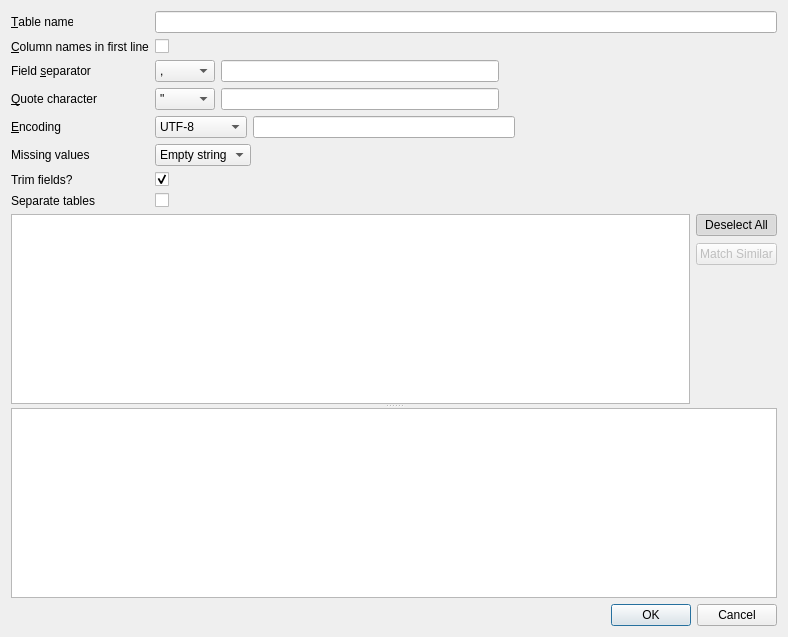
Before: the Qt Designer form src/ImportCsvDialog.ui in sqlitebrowser/sqlitebrowser, drawn with Qt 5.
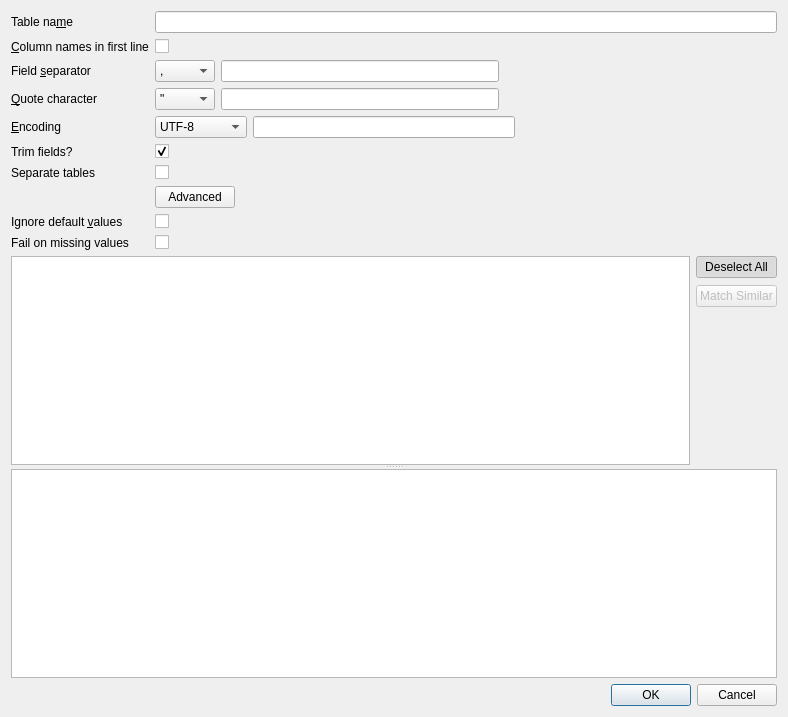
After: the same form once the commit is applied. Icons and pictures are not drawn.

Commit message:
Implement better default behaviour for CSV import
This changes the default behaviour for the CSV import to follow a set of
rules which hopefully makes most people happy.

It also add an "Advanced" section to the settings bits of the dialog to
modify this new default behaviour.

See issue #1395.

Patch:
```diff
--- a/src/ImportCsvDialog.ui
+++ b/src/ImportCsvDialog.ui
@@ -7,13 +7,13 @@
     <x>0</x>
     <y>0</y>
     <width>788</width>
-    <height>637</height>
+    <height>717</height>
    </rect>
   </property>
   <property name="windowTitle">
    <string>Import CSV file</string>
   </property>
-  <layout class="QVBoxLayout" name="verticalLayout_3">
+  <layout class="QVBoxLayout" name="verticalLayout_2">
    <item>
     <layout class="QFormLayout" name="formLayout">
      <property name="fieldGrowthPolicy">
@@ -22,7 +22,7 @@
      <item row="0" column="0">
       <widget class="QLabel" name="labelName">
        <property name="text">
-        <string>&amp;Table name</string>
+        <string>Table na&amp;me</string>
        </property>
        <property name="buddy">
         <cstring>editName</cstring>
@@ -49,7 +49,7 @@
        </property>
       </widget>
      </item>
-     <item row="3" column="0">
+     <item row="2" column="0">
       <widget class="QLabel" name="labelSeparator">
        <property name="text">
         <string>Field &amp;separator</string>
@@ -59,7 +59,7 @@
        </property>
       </widget>
      </item>
-     <item row="3" column="1">
+     <item row="2" column="1">
       <layout class="QHBoxLayout" name="horizontalLayout">
        <item>
         <widget class="QComboBox" name="comboSeparator">
@@ -112,7 +112,7 @@
        </item>
       </layout>
      </item>
-     <item row="4" column="0">
+     <item row="3" column="0">
       <widget class="QLabel" name="labelQuote">
        <property name="text">
         <string>&amp;Quote character</string>
@@ -122,7 +122,7 @@
        </property>
       </widget>
      </item>
-     <item row="4" column="1">
+     <item row="3" column="1">
       <layout class="QHBoxLayout" name="horizontalLayout_2">
        <item>
         <widget class="QComboBox" name="comboQuote">
@@ -170,7 +170,7 @@
        </item>
       </layout>
      </item>
-     <item row="5" column="0">
+     <item row="4" column="0">
       <widget class="QLabel" name="labelEncoding">
        <property name="text">
         <string>&amp;Encoding</string>
@@ -180,7 +180,7 @@
        </property>
       </widget>
      </item>
-     <item row="5" column="1">
+     <item row="4" column="1">
       <layout class="QHBoxLayout" name="horizontalLayout_3">
        <item>
         <widget class="QComboBox" name="comboEncoding">
@@ -224,52 +224,17 @@
        </item>
       </layout>
      </item>
-     <item row="6" column="0">
-      <widget class="QLabel" name="labelMissingValues">
-       <property name="text">
-        <string>Missing values</string>
-       </property>
-      </widget>
-     </item>
-     <item row="6" column="1">
-      <layout class="QHBoxLayout" name="horizontalLayout_4">
-       <item>
-        <widget class="QComboBox" name="comboMissingValues">
-         <item>
-          <property name="text">
-           <string>Empty string</string>
-          </property>
-         </item>
-         <item>
-          <property name="text">
-           <string>NULL</string>
-          </property>
-         </item>
-        </widget>
-       </item>
-       <item>
-        <spacer name="horizontalSpacer_4">
-         <property name="orientation">
-          <enum>Qt::Horizontal</enum>
-         </property>
-         <property name="sizeHint" stdset="0">
-          <size>
-           <width>40</width>
-           <height>20</height>
-          </size>
-         </property>
-        </spacer>
-       </item>
-      </layout>
-     </item>
-     <item row="7" column="0">
+     <item row="5" column="0">
       <widget class="QLabel" name="labelTrim">
        <property name="text">
         <string>Trim fields?</string>
        </property>
+       <property name="buddy">
+        <cstring>checkBoxTrimFields</cstring>
+       </property>
       </widget>
      </item>
-     <item row="7" column="1">
+     <item row="5" column="1">
       <widget class="QCheckBox" name="checkBoxTrimFields">
        <property name="text">
         <string/>
@@ -279,20 +244,71 @@
        </property>
       </widget>
      </item>
-     <item row="8" column="0">
+     <item row="6" column="0">
       <widget class="QLabel" name="separateTables">
        <property name="text">
         <string>Separate tables</string>
        </property>
+       <property name="buddy">
+        <cstring>checkBoxSeparateTables</cstring>
+       </property>
       </widget>
      </item>
-     <item row="8" column="1">
+     <item row="6" column="1">
       <widget class="QCheckBox" name="checkBoxSeparateTables">
        <property name="text">
         <string/>
        </property>
       </widget>
      </item>
+     <item row="7" column="1">
+      <widget class="QPushButton" name="buttonAdvanced">
+       <property name="text">
+        <string>Advanced</string>
+       </property>
+       <property name="icon">
+        <iconset resource="icons/icons.qrc">
+         <normaloff>:/icons/down</normaloff>:/icons/down</iconset>
+       </property>
+       <property name="checkable">
+        <bool>true</bool>
+       </property>
+      </widget>
+     </item>
+     <item row="8" column="1">
+      <widget class="QCheckBox" name="checkIgnoreDefaults">
+       <property name="toolTip">
+        <string>When importing an empty value from the CSV file into an existing table with a default value for this column, that default value is inserted. Activate this option to insert an empty value instead.</string>
+       </property>
+      </widget>
+     </item>
+     <item row="8" column="0">
+      <widget class="QLabel" name="labelIgnoreDefaults">
+       <property name="text">
+        <string>Ignore default &amp;values</string>
+       </property>
+       <property name="buddy">
+        <cstring>checkIgnoreDefaults</cstring>
+       </property>
+      </widget>
+     </item>
+     <item row="9" column="1">
+      <widget class="QCheckBox" name="checkFailOnMissing">
+       <property name="toolTip">
+        <string>Activate this option to stop the import when trying to import an empty value into a NOT NULL column without a default value.</string>
+       </property>
+      </widget>
+     </item>
+     <item row="9" column="0">
+      <widget class="QLabel" name="labelFailOnMissing">
+       <property name="text">
+        <string>Fail on missing values </string>
+       </property>
+       <property name="buddy">
+        <cstring>checkFailOnMissing</cstring>
+       </property>
+      </widget>
+     </item>
     </layout>
    </item>
    <item>
```
Left out of the diff: 44 changed lines with no effect on the pictures. The commit also changes 2 other files.
